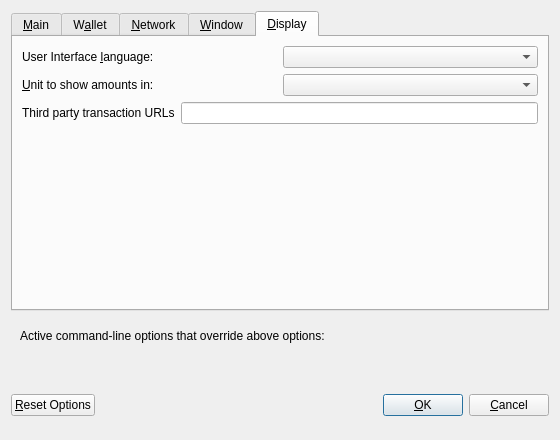
This is src/qt/forms/optionsdialog.ui in TILTCoinIO/TILT as Qt 5 draws it before an edit. The edited form follows.
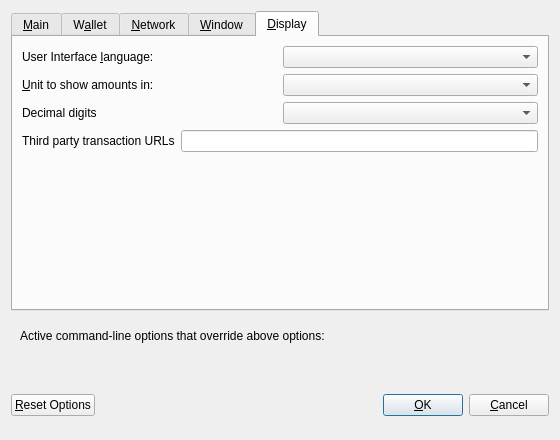
This is the edited form. The open tabs and pages were chosen to show the change. Custom widgets are drawn as their Qt base class.

Commit message: decimal digits

Diff of the .ui file:
```diff
--- a/src/qt/forms/optionsdialog.ui
+++ b/src/qt/forms/optionsdialog.ui
@@ -602,6 +602,20 @@
          </item>
         </layout>
        </item>
+       <item>
+        <layout class="QHBoxLayout" name="horizontalLayout_5_Display">
+         <item>
+          <widget class="QLabel" name="digitsLabel">
+           <property name="text">
+            <string>Decimal digits</string>
+           </property>
+          </widget>
+         </item>
+         <item>
+          <widget class="QValueComboBox" name="digits"/>
+         </item>
+        </layout>
+       </item>
        <item>
         <layout class="QHBoxLayout" name="horizontalLayout_3_Display">
          <item>
```
The commit also changes 6 other files.
